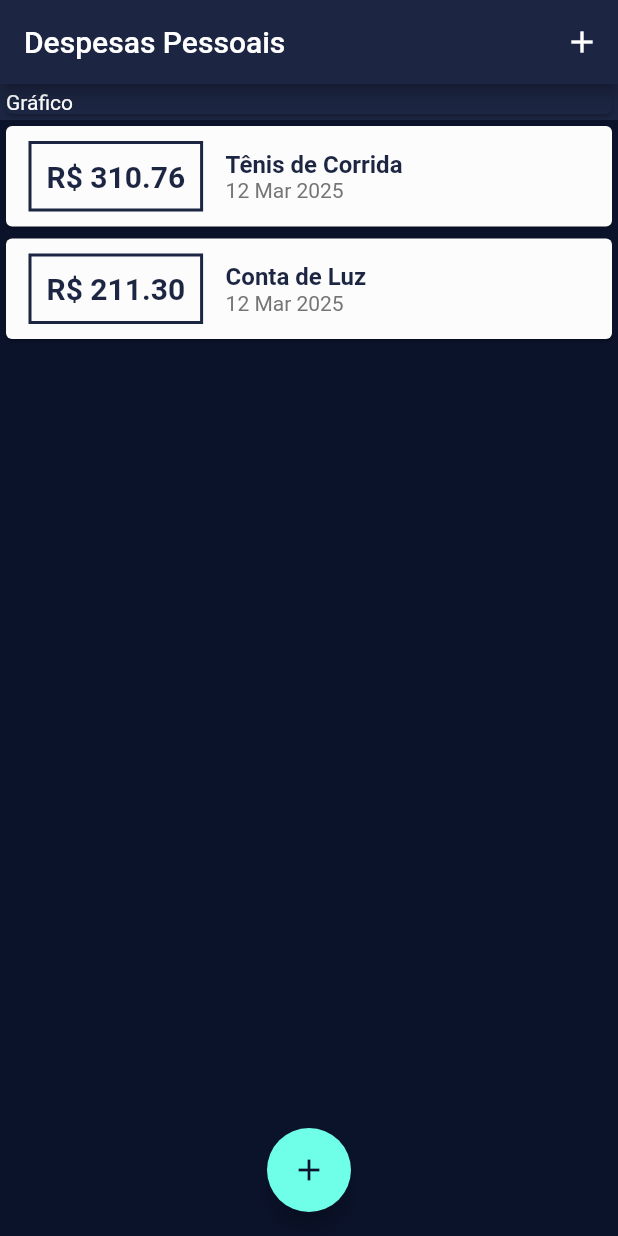
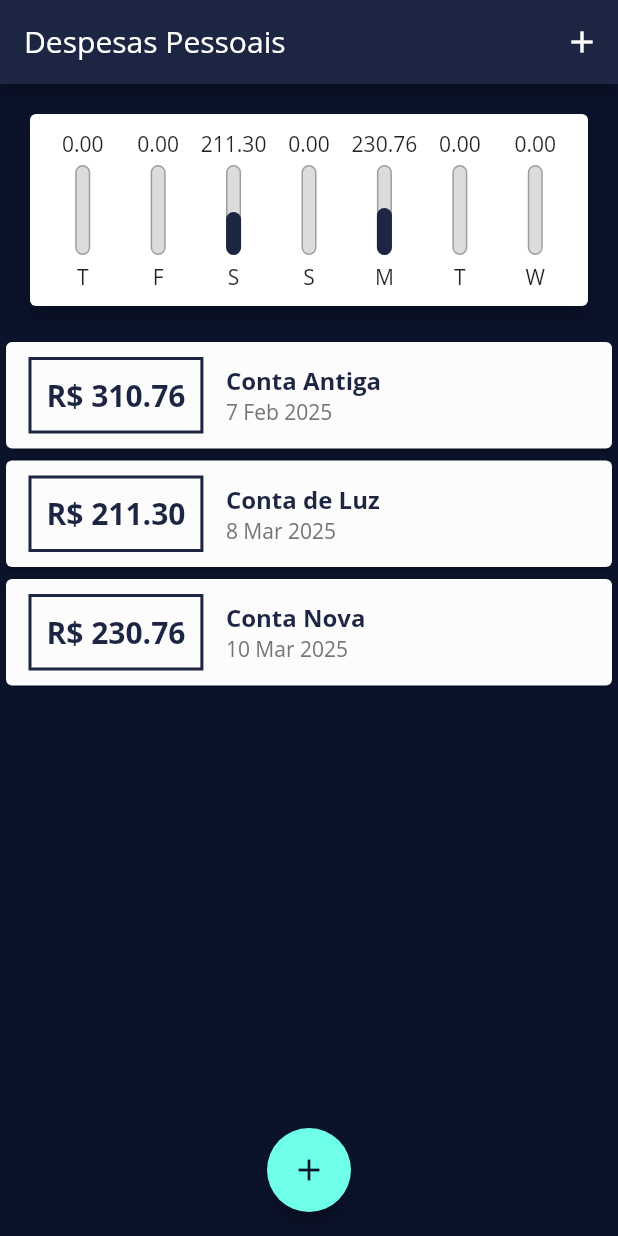
Before and after one commit to enzo-cezarg/expenses-app, a Flutter app: the screen it shows after launch, on a phone screen of 412 x 824 dp. Run offline on Flutter 3.47's test engine with Material 3 defaults, Android fonts, the phone set to English and light mode, and no system bars.

Commit message:
expenses-chart-wip

```diff
--- /dev/null
+++ b/lib/components/chart.dart
@@ -0,0 +1,66 @@
+import 'package:expenses_app/components/chart_bar.dart';
+import 'package:flutter/material.dart';
+import 'package:intl/intl.dart';
+import '../models/transaction.dart';
+
+class Chart extends StatelessWidget {
+  const Chart(this.recentTransaction, {super.key});
+
+  final List<Transaction> recentTransaction;
+
+  List<Map<String, Object>> get groupedTransactions {
+    return List.generate(7, (index) {
+      final weekDay = DateTime.now().subtract(
+        Duration(days: index),
+      );
+
+      double totalSum = 0.0;
+
+      for (var i = 0; i < recentTransaction.length; i++) {
+        bool sameDay = recentTransaction[i].date.day == weekDay.day;
+        bool sameMonth = recentTransaction[i].date.month == weekDay.month;
+        bool sameYear = recentTransaction[i].date.year == weekDay.year;
+
+        if (sameDay && sameMonth && sameYear) {
+          totalSum += recentTransaction[i].value;
+        }
+      }
+
+      return {
+        'day': DateFormat.E().format(weekDay)[0],
+        'value': totalSum,
+      };
+    });
+  }
+
+  double get _weekTotalValue {
+    return groupedTransactions.fold(0.0, (sum, tr) {
+      return sum + (tr['value'] as double);
+    });
+  }
+
+  @override
+  Widget build(BuildContext context) {
+    groupedTransactions;
+    return Card(
+      elevation: 6,
+      margin: EdgeInsets.all(20),
+      child: Padding(
+        padding: const EdgeInsets.all(10.0),
+        child: Row(
+          mainAxisAlignment: MainAxisAlignment.spaceAround,
+          children: groupedTransactions.reversed.map((tr) {
+            return Flexible(
+              fit: FlexFit.tight,
+              child: ChartBar(
+                label: tr['day'].toString(),
+                value: tr['value'] as double,
+                percentage: (tr['value'] as double) / _weekTotalValue,
+              ),
+            );
+          }).toList(),
+        ),
+      ),
+    );
+  }
+}
--- /dev/null
+++ b/lib/components/chart_bar.dart
@@ -0,0 +1,57 @@
+import 'package:flutter/material.dart';
+
+class ChartBar extends StatelessWidget {
+  const ChartBar({
+    required this.label,
+    required this.value,
+    required this.percentage,
+    super.key,
+  });
+
+  final String label;
+  final double value;
+  final double percentage;
+
+  @override
+  Widget build(BuildContext context) {
+    return Column(
+      children: [
+        FittedBox(
+          child: Text(value.toStringAsFixed(2)),
+        ),
+        SizedBox(height: 5),
+        // ignore: sized_box_for_whitespace
+        Container(
+          height: 60,
+          width: 10,
+          child: Stack(
+            alignment: Alignment.bottomCenter,
+            children: [
+              Container(
+                decoration: BoxDecoration(
+                  border: Border.all(
+                    color: Colors.grey,
+                    width: 1.0,
+                  ),
+                  color: Color.fromARGB(255, 220, 220, 220),
+                  borderRadius: BorderRadius.circular(5),
+                ),
+              ),
+              FractionallySizedBox(
+                heightFactor: percentage,
+                child: Container(
+                  decoration: BoxDecoration(
+                    color: Theme.of(context).colorScheme.primary,
+                    borderRadius: BorderRadius.circular(5),
+                  ),
+                ),
+              )
+            ],
+          ),
+        ),
+        SizedBox(height: 5),
+        Text(label),
+      ],
+    );
+  }
+}
--- a/lib/components/transaction_list.dart
+++ b/lib/components/transaction_list.dart
@@ -11,7 +11,29 @@ class TransactionList extends StatelessWidget {
   Widget build(BuildContext context) {
     return SizedBox(
       height: 335,
-      child: ListView.builder(
+      child: transactions.isEmpty
+          ? Column(
+              children: [
+                SizedBox(height: 20),
+                Text(
+                  'Não há transações cadastradas.',
+                  style: TextStyle(
+                    fontSize: 20,
+                    fontWeight: FontWeight.bold,
+                    color: Color.fromARGB(252, 255, 255, 255),
+                  ),
+                ),
+                SizedBox(height: 20),
+                Container(
+                  height: 200,
+                  child: Image.asset(
+                    'assets/images/waiting.png',
+                    fit: BoxFit.cover,
+                  ),
+                )
+              ],
+            )
+          : ListView.builder(
               itemCount: transactions.length,
               itemBuilder: (ctx, index) {
                 final tr = transactions[index];
--- a/lib/main.dart
+++ b/lib/main.dart
@@ -1,3 +1,4 @@
+import 'package:expenses_app/components/chart.dart';
 import 'package:expenses_app/components/transaction_form.dart';
 import 'package:flutter/material.dart';
 import 'components/transaction_list.dart';
@@ -16,6 +17,7 @@ class ExpensesApp extends StatelessWidget {
       home: MyHomePage(),
       theme: ThemeData(
         useMaterial3: false,
+        fontFamily: 'OpenSans',
         appBarTheme: AppBarTheme(
           backgroundColor: Colors.purple,
           foregroundColor: Colors.white,
@@ -38,20 +40,34 @@ class MyHomePage extends StatefulWidget {
 }
 
 class _MyHomePageState extends State<MyHomePage> {
-  final _transactions = [
+  final List<Transaction> _transactions = [
     Transaction(
-      id: 'T1',
-      title: 'Tênis de Corrida',
+      id: 't0',
+      title: 'Conta Antiga',
       value: 310.76,
-      date: DateTime.now(),
+      date: DateTime.now().subtract(Duration(days: 33)),
     ),
     Transaction(
-      id: 'T2',
+      id: 't1',
       title: 'Conta de Luz',
       value: 211.30,
-      date: DateTime.now(),
+      date: DateTime.now().subtract(Duration(days: 4)),
+    ),
+    Transaction(
+      id: 't2',
+      title: 'Conta Nova',
+      value: 230.76,
+      date: DateTime.now().subtract(Duration(days: 2)),
     ),
   ];
+
+  List<Transaction> get _recentTransactions {
+    return _transactions.where((tr) {
+      return tr.date.isAfter(DateTime.now().subtract(
+        Duration(days: 7),
+      ));
+    }).toList();
+  }
 
   _addTransaction(String title, double value) {
     final newTransaction = Transaction(
@@ -99,13 +115,7 @@ class _MyHomePageState extends State<MyHomePage> {
         child: Column(
           crossAxisAlignment: CrossAxisAlignment.stretch,
           children: <Widget>[
-            Container(
-              color: Theme.of(context).colorScheme.primary,
-              child: Card(
-                color: Theme.of(context).colorScheme.primary,
-                child: Text('Gráfico', style: TextStyle(color: Colors.white)),
-              ),
-            ),
+            Chart(_recentTransactions),
             TransactionList(_transactions),
           ],
         ),
```
Also changed, not shown: pubspec.yaml (+15 -9 lines), assets/fonts/OpenSans-Bold.ttf (added), assets/fonts/OpenSans-Regular.ttf (added), assets/fonts/Quicksand-Bold.ttf (added), assets/fonts/Quicksand-Light.ttf (added), assets/fonts/Quicksand-Medium.ttf (added), assets/fonts/Quicksand-Regular.ttf (added), assets/images/waiting.png (added). Lines whose indentation alone changed are shown as unchanged.
